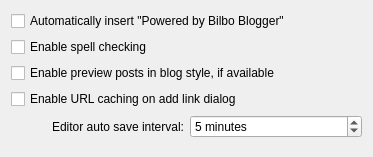
chusopr/kdepim-ktimetracker-akonadi, file blogilo/src/editorsettingsbase.ui: the form before one commit.
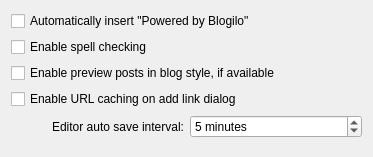
The form after the commit. Custom widgets are drawn as their Qt base class.

```diff
--- a/blogilo/src/editorsettingsbase.ui
+++ b/blogilo/src/editorsettingsbase.ui
@@ -43,7 +43,7 @@
    <item row="0" column="0" colspan="2">
     <widget class="QCheckBox" name="kcfg_addPoweredBy">
      <property name="text">
-      <string>Automatically insert &quot;Powered by Bilbo Blogger&quot;</string>
+      <string>Automatically insert &quot;Powered by Blogilo&quot;</string>
      </property>
     </widget>
    </item>
```
Left out of the diff: 2 changed lines with no effect on the pictures.
